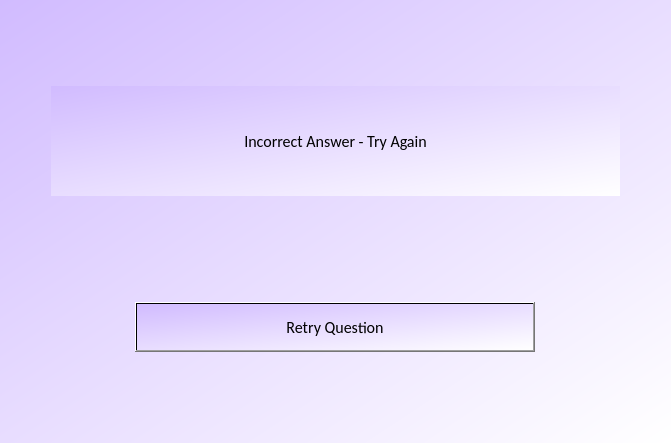
This is View/IncorrectScreen_2.ui in JakeH-32/Capstone as Qt 5 draws it before an edit. The edited form follows.
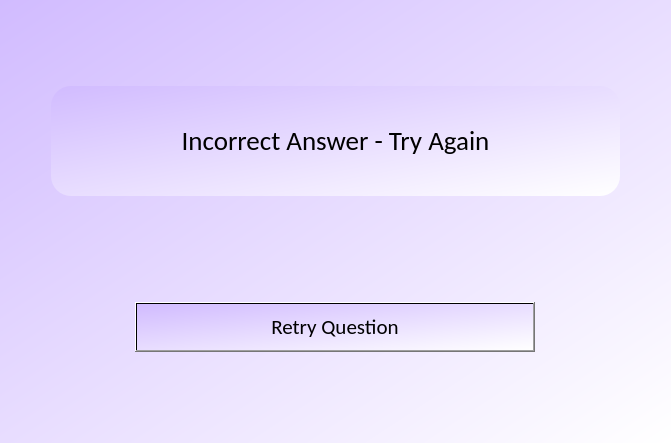
This is the edited form.

```diff
--- a/View/IncorrectScreen_2.ui
+++ b/View/IncorrectScreen_2.ui
@@ -102,15 +102,15 @@
        <property name="font">
         <font>
          <family>Calibri</family>
-         <pointsize>12</pointsize>
-         <weight>3</weight>
+         <pointsize>20</pointsize>
+         <weight>50</weight>
          <italic>false</italic>
          <bold>false</bold>
         </font>
        </property>
        <property name="styleSheet">
         <string notr="true">QWidget{
-font: 25 12pt &quot;Calibri&quot;;
+border-radius:20px;
 background-color: &quot;linen&quot;
 }</string>
        </property>
@@ -175,7 +175,7 @@
        <property name="font">
         <font>
          <family>Calibri</family>
-         <pointsize>12</pointsize>
+         <pointsize>16</pointsize>
         </font>
        </property>
        <property name="styleSheet">
```
